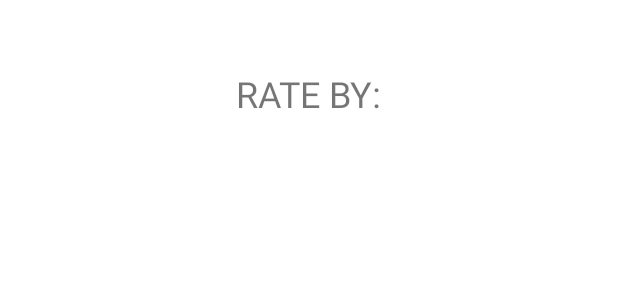
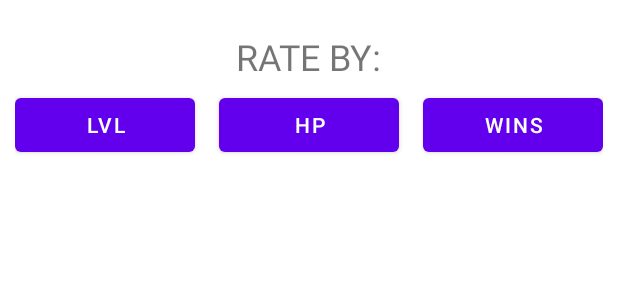
Before and after one commit to OskarSan/Lutemons, an Android app: the layout activity_leaderboards.xml on its own in the app's theme, with its tools: preview values and no code run, on a phone screen of 412 x 824 dp. Shown: the top 300 px of the screen. Run offline under Robolectric (Android 15) with nearby library versions, the light colour scheme and no system bars; Roboto replaces fonts that are not available here.

Commit message:
buttons added to LeaderboardsActivity, not yet functional

```diff
--- a/app/src/main/res/layout/activity_leaderboards.xml
+++ b/app/src/main/res/layout/activity_leaderboards.xml
@@ -6,13 +6,54 @@
     android:layout_height="match_parent"
     tools:context=".LeaderboardsActivity">
 
+    <LinearLayout
+        android:id="@+id/linearLayout"
+        android:layout_width="match_parent"
+        android:layout_height="wrap_content"
+        android:layout_marginStart="10dp"
+        android:layout_marginTop="5dp"
+        android:layout_marginEnd="10dp"
+        android:gravity="center"
+        android:orientation="horizontal"
+        app:layout_constraintBottom_toTopOf="@+id/LBListView"
+        app:layout_constraintEnd_toEndOf="parent"
+        app:layout_constraintStart_toStartOf="parent"
+        app:layout_constraintTop_toBottomOf="@+id/textView3">
+
+        <Button
+            android:id="@+id/lvlButton"
+            android:layout_width="wrap_content"
+            android:layout_height="wrap_content"
+            android:layout_weight="1"
+            android:text="lvl"
+            />
+
+        <Button
+            android:id="@+id/hpButton"
+            android:layout_width="wrap_content"
+            android:layout_height="wrap_content"
+            android:layout_marginStart="16dp"
+            android:layout_weight="1"
+            android:text="hp" />
+
+        <Button
+            android:id="@+id/winsButton"
+            android:layout_width="wrap_content"
+            android:layout_height="wrap_content"
+            android:layout_marginStart="16dp"
+            android:layout_weight="1"
+            android:text="wins" />
+    </LinearLayout>
+
     <ListView
         android:id="@+id/LBListView"
         android:layout_width="409dp"
-        android:layout_height="600dp"
+        android:layout_height="0dp"
+        android:layout_marginTop="13dp"
         app:layout_constraintBottom_toBottomOf="parent"
         app:layout_constraintEnd_toEndOf="parent"
-        app:layout_constraintStart_toStartOf="parent" />
+        app:layout_constraintStart_toStartOf="parent"
+        app:layout_constraintTop_toBottomOf="@+id/linearLayout" />
 
     <TextView
         android:id="@+id/textView3"
```
Also changed, not shown: app/src/main/java/com/example/lutemons/LBPageAdapter.java (+9 -8 lines), app/src/main/java/com/example/lutemons/LeaderboardsActivity.java (+25 -7 lines), app/src/main/java/com/example/lutemons/Lutemon.java (+8 -0 lines), app/src/main/java/com/example/lutemons/Storage.java (+20 -0 lines).
